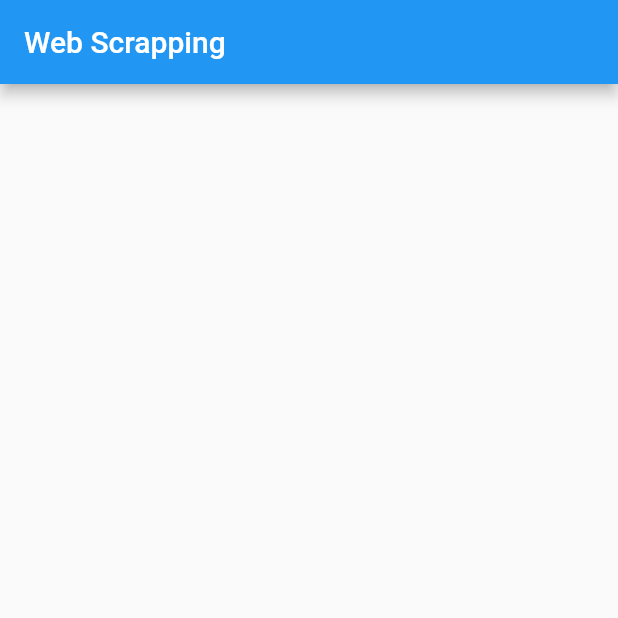
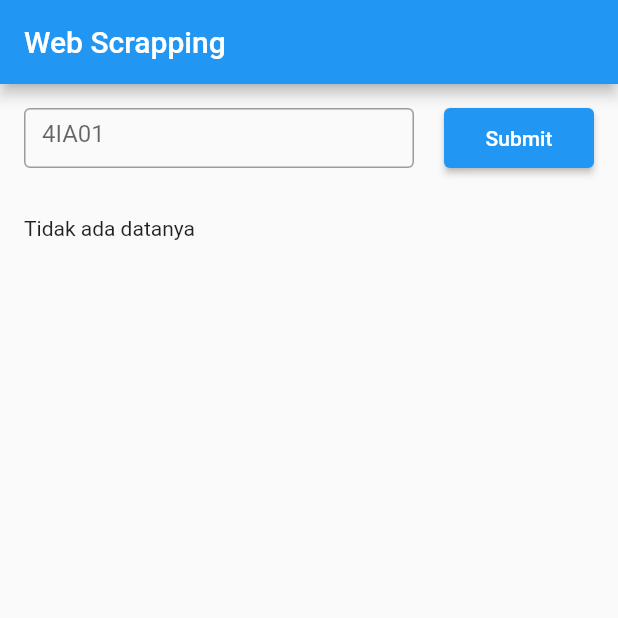
Before and after one commit to naufalrays/web_scrapping_dio, a Flutter app: the screen it shows after launch, on a phone screen of 412 x 824 dp, the top half of it. Run offline on Flutter 3.47's test engine with Material 2 defaults, Android fonts, the phone set to English and light mode, and no system bars; our stand-ins replace dio.

```diff
--- a/lib/home.dart
+++ b/lib/home.dart
@@ -1,52 +1,89 @@
 import 'package:flutter/material.dart';
-import 'package:web_scrapping/services/web_api.dart';
+import 'package:provider/provider.dart';
+import 'package:web_scrapping/utils/finite_state.dart';
+import 'package:web_scrapping/view_models.dart/home_view_model.dart';
 
-class HomePage extends StatefulWidget {
-  const HomePage({super.key});
+class HomePage extends StatelessWidget {
+  HomePage({super.key});
 
-  @override
-  State<HomePage> createState() => _HomePageState();
-}
-
-class _HomePageState extends State<HomePage> {
-  final _webService = WebApi();
-  // List<Articles> articles = [];
-
-  @override
-  void initState() {
-    // TODO: implement initState
-    super.initState();
-    // _webService.getWebsiteData();
-    _webService.getScheduleBaak("2IA01");
-  }
+  // final _webService = WebApi();
+  TextEditingController studentClassController = TextEditingController();
 
   @override
   Widget build(BuildContext context) {
-    print("data");
+    // print("data");
+    final dataProf = Provider.of<HomeViewModel>(context);
 
     return Scaffold(
       appBar: AppBar(
         title: const Text("Web Scrapping"),
       ),
-      body: Center(
-        child: ListView.builder(
-          itemCount: schedules.length,
-          itemBuilder: (context, index) {
-            // final article = articles[index];
-            final schedule = schedules[index];
-            // print(schedule);
-            // return ListTile(
-            //   title: Text(schedule.daySchedule),
-            //   leading: Text(schedule.courseSchedule),
-            // );
-
+      body: Column(
+        crossAxisAlignment: CrossAxisAlignment.start,
+        children: [
+          Padding(
+            padding: const EdgeInsets.all(16.0),
+            child: Row(
+              // mainAxisAlignment: MainAxisAlignment.spaceBetween,
+              children: [
+                Expanded(
+                  child: SizedBox(
+                    height: 40,
+                    width: 200,
+                    child: TextFormField(
+                      controller: studentClassController,
+                      decoration: const InputDecoration(
+                        isDense: true,
+                        hintText: "4IA01",
+                        border: OutlineInputBorder(),
+                      ),
+                    ),
+                  ),
+                ),
+                const SizedBox(
+                  width: 20,
+                ),
+                SizedBox(
+                  width: 100,
+                  height: 40,
+                  child: ElevatedButton(
+                    onPressed: () {
+                      Provider.of<HomeViewModel>(context, listen: false)
+                          .getScheduleBAAK(studentClassController.text);
+                    },
+                    child: const Text("Submit"),
+                  ),
+                )
+              ],
+            ),
+          ),
+          Expanded(
+            child: SingleChildScrollView(
+              child: Padding(
+                padding: const EdgeInsets.all(16.0),
+                child: Consumer<HomeViewModel>(
+                  builder: (context, value, child) {
+                    print(value.actionState);
+                    if (value.actionState == StateAction.loading) {
+                      return const Center(
+                        child: CircularProgressIndicator(),
+                      );
+                    } else if (value.actionState == StateAction.none) {
+                      return value.schedules.isEmpty
+                          ? const Text("Tidak ada datanya")
+                          : Column(
+                              crossAxisAlignment: CrossAxisAlignment.start,
+                              children: List.generate(dataProf.schedules.length,
+                                  (index) {
+                                final schedule = value.schedules[index];
                                 return Card(
                                   child: Padding(
                                     padding: const EdgeInsets.all(8.0),
                                     child: Column(
-                  crossAxisAlignment: CrossAxisAlignment.start,
+                                      crossAxisAlignment:
+                                          CrossAxisAlignment.start,
                                       children: [
-                    // Text(schedule.classSchedule),
+                                        Text(schedule.classSchedule),
                                         Text(schedule.daySchedule),
                                         Text(schedule.courseSchedule),
                                         Text(schedule.timeSchedule),
@@ -56,8 +93,17 @@ class _HomePageState extends State<HomePage> {
                                     ),
                                   ),
                                 );
+                              }),
+                            );
+                    } else {
+                      return const Text("Error");
+                    }
                   },
                 ),
+              ),
+            ),
+          )
+        ],
       ),
     );
   }
--- a/lib/main.dart
+++ b/lib/main.dart
@@ -1,31 +1,28 @@
 import 'package:flutter/material.dart';
+import 'package:provider/provider.dart';
 import 'package:web_scrapping/home.dart';
+import 'package:web_scrapping/view_models.dart/home_view_model.dart';
 
 void main() {
-  runApp(const MyApp());
+  runApp(
+    ChangeNotifierProvider(
+      create: (context) => HomeViewModel(),
+      child: const MyApp(),
+    ),
+  );
 }
 
 class MyApp extends StatelessWidget {
   const MyApp({super.key});
 
-  // This widget is the root of your application.
   @override
   Widget build(BuildContext context) {
     return MaterialApp(
       title: 'Flutter Demo',
       theme: ThemeData(
-        // This is the theme of your application.
-        //
-        // Try running your application with "flutter run". You'll see the
-        // application has a blue toolbar. Then, without quitting the app, try
-        // changing the primarySwatch below to Colors.green and then invoke
-        // "hot reload" (press "r" in the console where you ran "flutter run",
-        // or simply save your changes to "hot reload" in a Flutter IDE).
-        // Notice that the counter didn't reset back to zero; the application
-        // is not restarted.
         primarySwatch: Colors.blue,
       ),
-      home: const HomePage(),
+      home: HomePage(),
     );
   }
 }
--- a/lib/services/web_api.dart
+++ b/lib/services/web_api.dart
@@ -3,34 +3,16 @@ import 'package:html/dom.dart' as dom;
 
 import 'package:dio/dio.dart';
 import 'package:web_scrapping/models/articles.dart';
-import 'package:web_scrapping/models/baak.dart';
 
-final _dio = Dio(
-    // BaseOptions(
-    //   baseUrl: "https://www.amazon.com/s?k=iphone",
-    // ),
-    );
+final _dio = Dio();
 
 List<Articles> _articles = [];
 List<Articles> get articles => _articles;
-List<ClassSchedule> _schedules = [];
-List<ClassSchedule> get schedules => _schedules;
-List<String> kelas = [];
-List<String> hari = [];
-List<String> matkul = [];
-List<String> waktu = [];
-List<String> ruang = [];
-List<String> dosen = [];
+// List<ClassSchedule> _schedules = [];
+// List<ClassSchedule> get schedules => _schedules;
 
 class WebApi {
-  WebApi() {
-    // _dio.interceptors.add(
-    //   LogInterceptor(
-    //     responseBody: true,
-    //     requestBody: true,
-    //   ),
-    // );
-  }
+  WebApi();
 
   Future getWebsiteData() async {
     try {
@@ -68,94 +50,15 @@ class WebApi {
       final response = await _dio.get(
           "https://baak.gunadarma.ac.id/jadwal/cariJadKul?_token=n2p1eWcg5D6IlRTxStkqsSJKEOJ6j6m6GQHoeTFh&teks=$studentClass");
       dom.Document html = dom.Document.html(response.data);
-      // final titles =
-      //     html.querySelectorAll("td").map((e) => e.innerHtml.trim()).toList();
-      // print(titles);
+
       final titles = html
           .querySelectorAll(
               "table.table.table-custom.table-primary.table-fixed.bordered-table.stacktable.large-only > tbody > tr > td")
           .map((e) => e.innerHtml)
           .toList();
-      // final data = titles.take(4);
-      int nomor = 1;
-      for (final title in titles) {
-        // debugPrint(title);
-        switch (nomor) {
-          case 1:
-            // kelas = title;
-            // ClassSchedule(
-            //   classSchedule: title,
-            //   courseSchedule: "",
-            //   daySchedule: "",
-            //   lecturerSchedule: "",
-            //   roomSchedule: "",
-            //   timeSchedule: "",
-            // );
-            kelas.add(title);
-            // print("kelas $title");
-            break;
-          case 2:
-            hari.add(title);
-            // hari = title;
-            // print("hari $title");
-
-            break;
-          case 3:
-            matkul.add(title);
-            // print("matkul $title");
-
-            break;
-          case 4:
-            waktu.add(title);
-            // print("waktu $title");
-            break;
-          case 5:
-            ruang.add(title);
-            // print("ruang $title");
-            break;
-          case 6:
-            dosen.add(title);
-            // print("dosen $title");
-            break;
-        }
-
-        nomor += 1;
-        if (nomor > 6) {
-          nomor = 1;
-          continue;
-        }
-        // print("kelas: $kelas");
-        // print("hari : $hari");
-        // print("hari : $matkul");
-        // print("hari : $waktu");
-        // print("hari : $ruang");
-        // print("hari : $dosen");
-      }
-
-      // for (var i = 0; i < 5; i++) {
-      //   print(titles);
-      // }
-      // debugPrint("banyak data: ${titles.length}");
-      _schedules = List.generate(
-        titles.length ~/ 6,
-        (index) => ClassSchedule(
-          classSchedule: kelas[index],
-          daySchedule: hari[index],
-          courseSchedule: matkul[index],
-          timeSchedule: waktu[index],
-          roomSchedule: ruang[index],
-          lecturerSchedule: dosen[index],
-        ),
-      );
-
-      // print('length ${titles.length}');
-      // debugPrint("count : ${titles.length}");
-
-      // print(titles.toList());
-      // print(titles[0]);
-      // print(_articles[0].title);
-    } catch (e) {
-      print(e);
+      return titles;
+    } on DioError catch (e) {
+      debugPrint(e.message);
     }
   }
 }
--- /dev/null
+++ b/lib/utils/finite_state.dart
@@ -0,0 +1,16 @@
+import 'package:flutter/material.dart';
+
+enum StateAction {
+  none,
+  loading,
+  error,
+}
+
+mixin FiniteState on ChangeNotifier {
+  StateAction actionState = StateAction.none;
+
+  void setStateAction(StateAction newState) {
+    actionState = newState;
+    notifyListeners();
+  }
+}
```
Also changed, not shown: lib/utils/error_message.dart (added, +10 -0 lines), lib/view_models.dart/home_view_model.dart (added, +78 -0 lines). Lines whose indentation alone changed are shown as unchanged.
